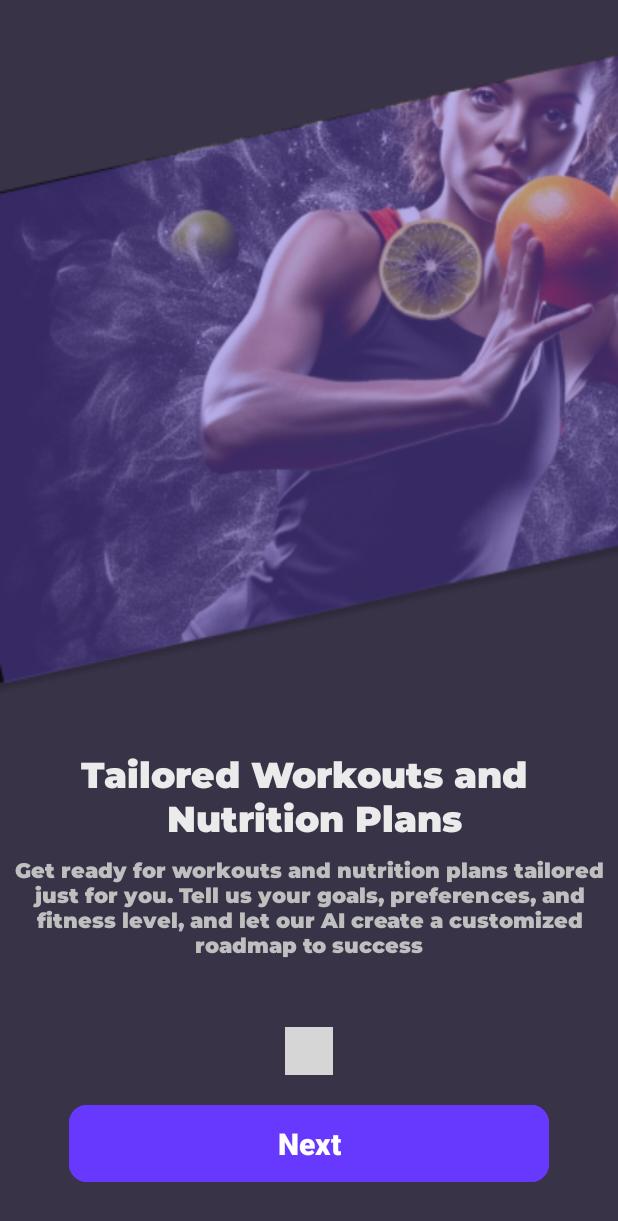
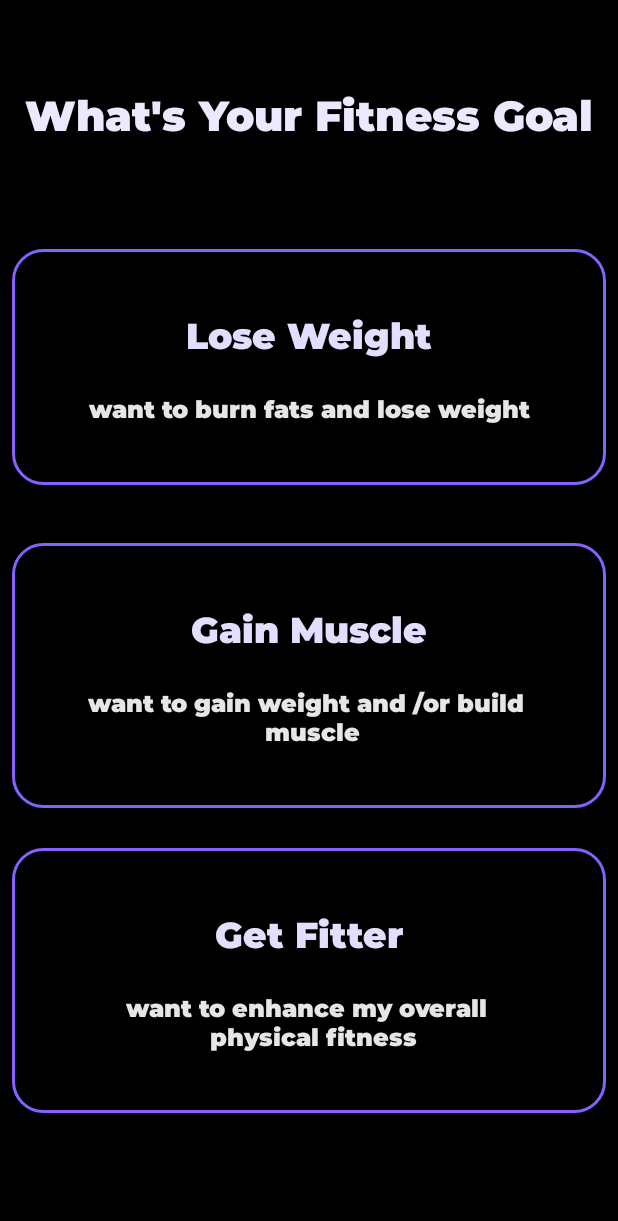
Before and after one commit to Modarb-Ai-Trainer/modarb-android, an Android app: the screen it shows after launch (OnBoardingSplashActivity before the commit, GoalSelectionActivity after it), on a phone screen of 412 x 824 dp. Shown: the top 1221 px of the screen. Run offline under Robolectric (Android 15) with nearby library versions, the light colour scheme and no system bars; plain views replace DotsIndicator; grey boxes are pictures that could not be loaded.

Commit message:
adding (goal screen).

```diff
--- a/app/src/main/AndroidManifest.xml
+++ b/app/src/main/AndroidManifest.xml
@@ -13,13 +13,16 @@
         android:theme="@style/Theme.Modarb"
         tools:targetApi="31">
         <activity
+            android:name=".ui.onboarding.activities.OnBoardingSplashActivity"
+            android:exported="false" />
+        <activity
             android:name=".ui.onboarding.activities.WelcomeScreenActivity"
             android:exported="false" />
         <activity
             android:name=".MainActivity"
             android:exported="false" />
         <activity
-            android:name=".ui.onboarding.activities.OnBoardingSplashActivity"
+            android:name=".ui.onboarding.activities.GoalSelectionActivity"
             android:exported="true">
             <intent-filter>
                 <action android:name="android.intent.action.MAIN" />
--- /dev/null
+++ b/app/src/main/java/com/modarb/android/ui/onboarding/activities/GoalSelectionActivity.kt
@@ -0,0 +1,70 @@
+package com.modarb.android.ui.onboarding.activities
+
+import android.os.Build
+import android.os.Bundle
+import android.text.Layout
+import android.text.Spannable
+import android.text.SpannableString
+import android.text.style.AbsoluteSizeSpan
+import android.text.style.AlignmentSpan
+import android.text.style.ForegroundColorSpan
+import android.widget.TextView
+import androidx.annotation.RequiresApi
+import androidx.appcompat.app.AppCompatActivity
+import androidx.core.content.res.ResourcesCompat
+import com.modarb.android.R
+
+class GoalSelectionActivity : AppCompatActivity() {
+
+    private var selectedTextView: TextView? = null
+
+    @RequiresApi(Build.VERSION_CODES.M)
+    override fun onCreate(savedInstanceState: Bundle?) {
+        super.onCreate(savedInstanceState)
+        setContentView(R.layout.activity_goal_selection)
+
+        setupTextView(findViewById(R.id.textView2), R.string.lose_weight, R.string.want_to_burn_fats_and_lose_weight)
+
+        setupTextView(findViewById(R.id.textView3), R.string.gain_muscle, R.string.want_to_gain_weight_and_or_build_muscle)
+
+        setupTextView(findViewById(R.id.textView4), R.string.get_fitter, R.string.want_to_enhance_my_overall_physical_fitness)
+    }
+
+    @RequiresApi(Build.VERSION_CODES.M)
+    private fun setupTextView(textView: TextView, primaryTextResId: Int, additionalTextResId: Int) {
+
+        applyFormatting(textView, primaryTextResId, additionalTextResId)
+
+        textView.setOnClickListener {
+            selectedTextView?.setBackgroundResource(R.drawable.neon_blue_edges)
+
+            textView.setBackgroundResource(R.drawable.neon_blue_shape)
+
+            selectedTextView = textView
+
+        }
+    }
+
+    @RequiresApi(Build.VERSION_CODES.M)
+    private fun applyFormatting(textView: TextView, primaryTextResId: Int, additionalTextResId: Int) {
+        val primaryText = getString(primaryTextResId)
+        val additionalText = getString(additionalTextResId)
+
+        val combinedText = SpannableString("$primaryText\n$additionalText")
+
+        combinedText.setSpan(ForegroundColorSpan(getColor(R.color.white_violet)), 0, primaryText.length, Spannable.SPAN_EXCLUSIVE_EXCLUSIVE)
+        combinedText.setSpan(AlignmentSpan.Standard(Layout.Alignment.ALIGN_CENTER), 0, primaryText.length, Spannable.SPAN_EXCLUSIVE_EXCLUSIVE)
+        combinedText.setSpan(AbsoluteSizeSpan(24, true), 0, primaryText.length, Spannable.SPAN_EXCLUSIVE_EXCLUSIVE)
+
+        val additionalTextStart = primaryText.length + 1
+        val additionalTextEnd = additionalTextStart + additionalText.length
+        combinedText.setSpan(ForegroundColorSpan(getColor(R.color.platinum)), additionalTextStart, additionalTextEnd, Spannable.SPAN_EXCLUSIVE_EXCLUSIVE)
+        combinedText.setSpan(AlignmentSpan.Standard(Layout.Alignment.ALIGN_CENTER), additionalTextStart, additionalTextEnd, Spannable.SPAN_EXCLUSIVE_EXCLUSIVE)
+        combinedText.setSpan(AbsoluteSizeSpan(16, true), additionalTextStart, additionalTextEnd, Spannable.SPAN_EXCLUSIVE_EXCLUSIVE)
+
+        textView.text = combinedText
+
+        val customFont = ResourcesCompat.getFont(this, R.font.montserrat)
+        textView.typeface = customFont
+    }
+}
--- /dev/null
+++ b/app/src/main/res/drawable/neon_blue_edges.xml
@@ -0,0 +1,24 @@
+<?xml version="1.0" encoding="utf-8"?>
+<selector xmlns:android="http://schemas.android.com/apk/res/android">
+    <item android:state_pressed="true">
+        <shape>
+            <solid android:color="#6739FF" />
+            <corners android:radius="20dp" />
+        </shape>
+    </item>
+
+    <item>
+        <shape>
+            <solid android:color="@android:color/transparent" />
+            <stroke
+                android:width="2dp"
+                android:color="#8561FF" />
+            <corners android:radius="20dp" />
+            <padding
+                android:end="10dp"
+                android:top="40dp"
+                android:start="10dp"
+                android:bottom="40dp" />
+        </shape>
+    </item>
+</selector>
--- /dev/null
+++ b/app/src/main/res/drawable/neon_blue_shape.xml
@@ -0,0 +1,5 @@
+<shape xmlns:android="http://schemas.android.com/apk/res/android"
+    android:shape="rectangle">
+    <solid android:color="#6739FF"/>
+    <corners android:radius="20dp" />
+</shape>
--- /dev/null
+++ b/app/src/main/res/layout/activity_goal_selection.xml
@@ -0,0 +1,69 @@
+<?xml version="1.0" encoding="utf-8"?>
+<androidx.constraintlayout.widget.ConstraintLayout xmlns:android="http://schemas.android.com/apk/res/android"
+    xmlns:app="http://schemas.android.com/apk/res-auto"
+    xmlns:tools="http://schemas.android.com/tools"
+    android:layout_width="match_parent"
+    android:layout_height="match_parent"
+    android:background="@color/black">
+
+    <TextView
+        android:id="@+id/textView"
+        android:layout_width="0dp"
+        android:layout_height="wrap_content"
+        android:layout_marginTop="48dp"
+        android:gravity="center"
+        android:padding="8dp"
+        android:fontFamily="@font/montserrat"
+        android:text="@string/whats_your_fitness_goal"
+        android:textColor="@color/lavender"
+        android:textSize="28sp"
+        app:layout_constraintEnd_toEndOf="parent"
+        app:layout_constraintHorizontal_bias="0.0"
+        app:layout_constraintStart_toStartOf="parent"
+        app:layout_constraintTop_toTopOf="parent" />
+
+    <TextView
+        android:id="@+id/textView2"
+        android:layout_width="0dp"
+        android:layout_height="wrap_content"
+        android:layout_margin="8dp"
+        android:background="@drawable/neon_blue_edges"
+        android:textAlignment="center"
+        android:textColor="@android:color/white"
+        android:textSize="20sp"
+        app:layout_constraintBottom_toBottomOf="parent"
+        app:layout_constraintEnd_toEndOf="parent"
+        app:layout_constraintStart_toStartOf="parent"
+        app:layout_constraintTop_toBottomOf="@+id/textView"
+        app:layout_constraintVertical_bias="0.1" />
+
+    <TextView
+        android:id="@+id/textView3"
+        android:layout_width="0dp"
+        android:layout_height="wrap_content"
+        android:layout_margin="8dp"
+        android:background="@drawable/neon_blue_edges"
+        android:textAlignment="center"
+        android:textColor="@android:color/white"
+        android:textSize="20sp"
+        app:layout_constraintBottom_toBottomOf="parent"
+        app:layout_constraintEnd_toEndOf="parent"
+        app:layout_constraintStart_toStartOf="parent"
+        app:layout_constraintTop_toBottomOf="@+id/textView2"
+        app:layout_constraintVertical_bias="0.1" />
+
+    <TextView
+        android:id="@+id/textView4"
+        android:layout_width="0dp"
+        android:layout_height="wrap_content"
+        android:layout_margin="8dp"
+        android:background="@drawable/neon_blue_edges"
+        android:textAlignment="center"
+        android:textColor="@android:color/white"
+        android:textSize="20sp"
+        app:layout_constraintBottom_toBottomOf="parent"
+        app:layout_constraintEnd_toEndOf="parent"
+        app:layout_constraintStart_toStartOf="parent"
+        app:layout_constraintTop_toBottomOf="@+id/textView3"
+        app:layout_constraintVertical_bias="0.2" />
+</androidx.constraintlayout.widget.ConstraintLayout>
--- a/app/src/main/res/values/colors.xml
+++ b/app/src/main/res/values/colors.xml
@@ -13,4 +13,7 @@
     <color name="gray_75">#BFBFBF</color>
     <color name="primary_200">#B9A4FF</color>
     <color name="primary_400">#8561FF</color>
+    <color name="lavender">#EEE8FE</color>
+    <color name="white_violet">#E5DDFE</color>
+    <color name="platinum">#E6E6E6</color>
 </resources>
--- /dev/null
+++ b/app/src/main/res/values/dimens.xml
@@ -0,0 +1,5 @@
+<?xml version="1.0" encoding="utf-8"?>
+<resources>
+    <dimen name="text_size_large">24</dimen>
+    <dimen name="text_size_small">16</dimen>
+</resources>
--- a/app/src/main/res/values/strings.xml
+++ b/app/src/main/res/values/strings.xml
@@ -17,4 +17,11 @@
     <string name="welcome_to_your_fitness_revolution">Welcome to your fitness \n revolution</string>
     <string name="description_welcome_to_your_fitness_revolution">Meet your new workout companion – your smart personal trainer. Ready to guide you every step of the way. Let\'s make every workout count!</string>
     <string name="get_started">Get Started</string>
+    <string name="whats_your_fitness_goal">What\'s Your Fitness Goal</string>
+    <string name="lose_weight">Lose Weight\n</string>
+    <string name="want_to_burn_fats_and_lose_weight">want to burn fats and lose weight</string>
+    <string name="gain_muscle">Gain Muscle\n</string>
+    <string name="want_to_gain_weight_and_or_build_muscle">want to gain weight and /or build \n muscle</string>
+    <string name="get_fitter">Get Fitter\n</string>
+    <string name="want_to_enhance_my_overall_physical_fitness">want to enhance my overall \n physical fitness</string>
 </resources>
```
